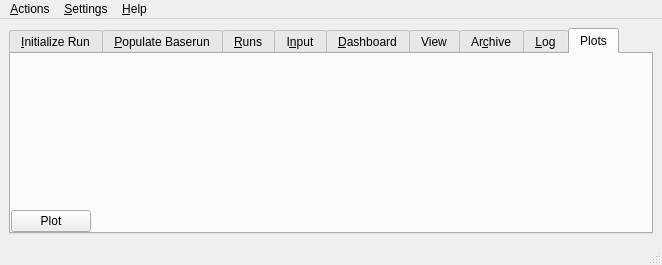
The window that src/gui/solps.ui (LeCAD-PEG/SOLPS-GUI) describes before a commit, drawn with Qt 5.
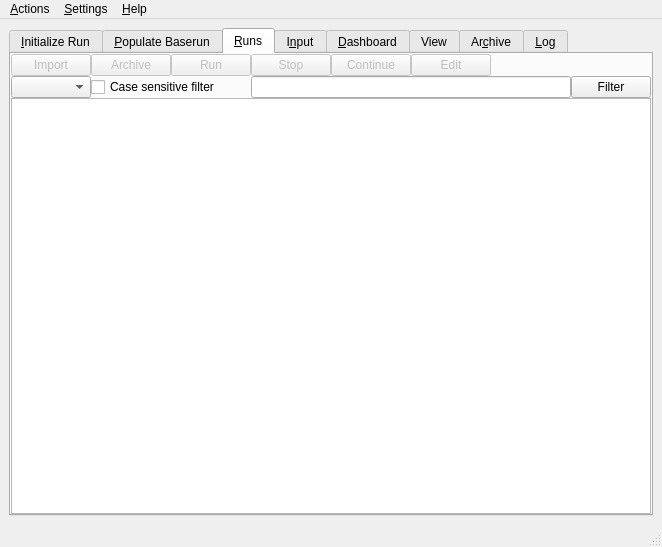
The same window after the commit. The open tabs and pages were chosen to show the change. Custom widgets are drawn as their Qt base class.

Commit message: Refined UI for running DivGeo2. Fixes and cleans for put_edge_ids and get_edge_ids

Diff of the .ui file:
```diff
--- a/src/gui/solps.ui
+++ b/src/gui/solps.ui
@@ -11,7 +11,7 @@
     <x>0</x>
     <y>0</y>
     <width>662</width>
-    <height>265</height>
+    <height>547</height>
    </rect>
   </property>
   <property name="sizePolicy">
@@ -678,130 +678,6 @@
         </item>
        </layout>
       </widget>
-      <widget class="QWidget" name="tab_15">
-       <property name="sizePolicy">
-        <sizepolicy hsizetype="Expanding" vsizetype="Expanding">
-         <horstretch>0</horstretch>
-         <verstretch>0</verstretch>
-        </sizepolicy>
-       </property>
-       <attribute name="title">
-        <string>Plots</string>
-       </attribute>
-       <layout class="QGridLayout" name="gridLayout_11">
-        <property name="leftMargin">
-         <number>0</number>
-        </property>
-        <property name="topMargin">
-         <number>0</number>
-        </property>
-        <property name="rightMargin">
-         <number>0</number>
-        </property>
-        <property name="bottomMargin">
-         <number>0</number>
-        </property>
-        <property name="spacing">
-         <number>0</number>
-        </property>
-        <item row="0" column="0" rowspan="2">
-         <widget class="B2plot" name="b2plot">
-          <property name="sizePolicy">
-           <sizepolicy hsizetype="Expanding" vsizetype="Expanding">
-            <horstretch>0</horstretch>
-            <verstretch>0</verstretch>
-           </sizepolicy>
-          </property>
-          <property name="b2plotCommand">
-           <string>echo phys a4p ti te m/ surf | b2plot</string>
-          </property>
-         </widget>
-        </item>
-        <item row="0" column="1">
-         <widget class="Gnuplot" name="gnuplot_3">
-          <property name="sizePolicy">
-           <sizepolicy hsizetype="Expanding" vsizetype="Expanding">
-            <horstretch>0</horstretch>
-            <verstretch>0</verstretch>
-           </sizepolicy>
-          </property>
-          <property name="minimumSize">
-           <size>
-            <width>0</width>
-            <height>0</height>
-           </size>
-          </property>
-          <property name="solpsPlotCommand">
-           <string>energy_analysis</string>
-          </property>
-         </widget>
-        </item>
-        <item row="0" column="2">
-         <widget class="Gnuplot" name="gnuplot_8">
-          <property name="sizePolicy">
-           <sizepolicy hsizetype="Expanding" vsizetype="Expanding">
-            <horstretch>0</horstretch>
-            <verstretch>0</verstretch>
-           </sizepolicy>
-          </property>
-          <property name="minimumSize">
-           <size>
-            <width>0</width>
-            <height>0</height>
-           </size>
-          </property>
-          <property name="solpsPlotCommand">
-           <string>energy_balance</string>
-          </property>
-         </widget>
-        </item>
-        <item row="1" column="1">
-         <widget class="Gnuplot" name="gnuplot_2">
-          <property name="sizePolicy">
-           <sizepolicy hsizetype="Expanding" vsizetype="Expanding">
-            <horstretch>0</horstretch>
-            <verstretch>0</verstretch>
-           </sizepolicy>
-          </property>
-          <property name="minimumSize">
-           <size>
-            <width>0</width>
-            <height>0</height>
-           </size>
-          </property>
-          <property name="solpsPlotCommand">
-           <string>reshi_reg</string>
-          </property>
-         </widget>
-        </item>
-        <item row="1" column="2">
-         <widget class="Gnuplot" name="gnuplot_4">
-          <property name="sizePolicy">
-           <sizepolicy hsizetype="Expanding" vsizetype="Expanding">
-            <horstretch>0</horstretch>
-            <verstretch>0</verstretch>
-           </sizepolicy>
-          </property>
-          <property name="solpsPlotCommand">
-           <string>rcxhireg_region</string>
-          </property>
-         </widget>
-        </item>
-        <item row="2" column="0">
-         <widget class="QPushButton" name="pushButton_8">
-          <property name="sizePolicy">
-           <sizepolicy hsizetype="Fixed" vsizetype="Fixed">
-            <horstretch>0</horstretch>
-            <verstretch>0</verstretch>
-           </sizepolicy>
-          </property>
-          <property name="text">
-           <string>Plot</string>
-          </property>
-         </widget>
-        </item>
-       </layout>
-      </widget>
      </widget>
     </item>
    </layout>
@@ -870,11 +746,6 @@
   </action>
  </widget>
  <customwidgets>
-  <customwidget>
-   <class>B2plot</class>
-   <extends>QWidget</extends>
-   <header>b2plot</header>
-  </customwidget>
   <customwidget>
    <class>Director</class>
    <extends>QCheckBox</extends>
```
Left out of the diff: 385 changed lines with no effect on the pictures. The commit also changes 4 other files.
